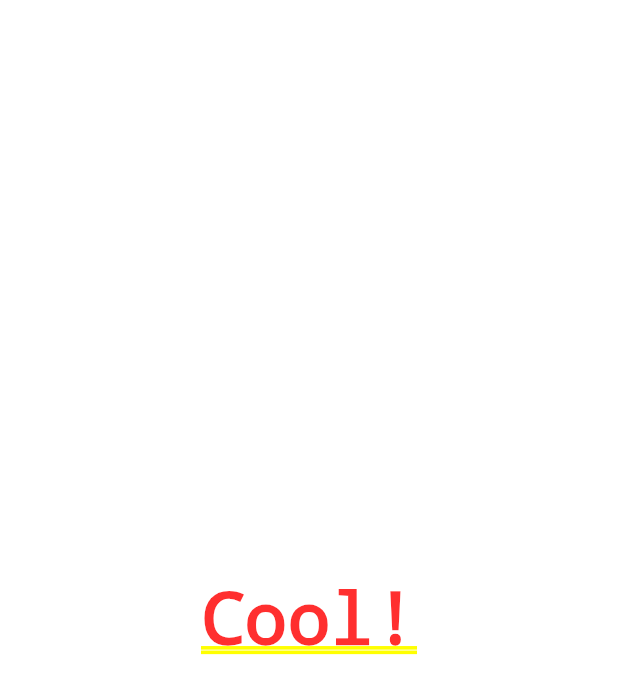
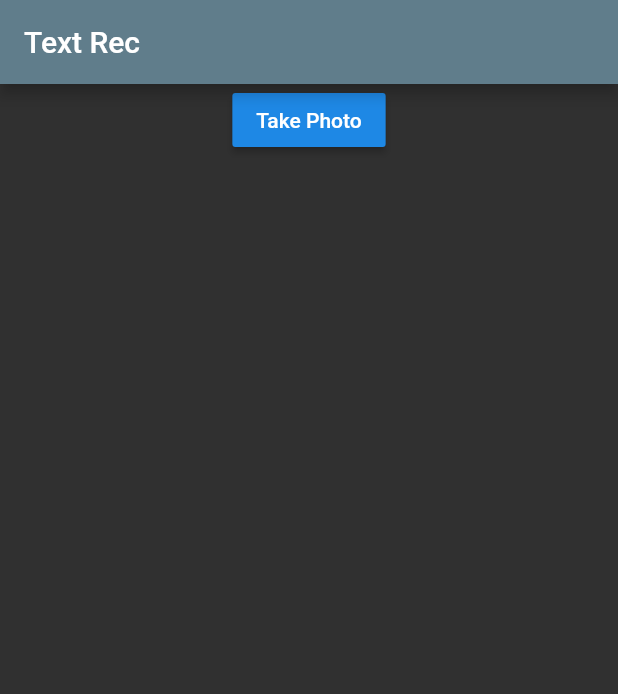
Before and after one commit to acass/Text_Rec_Proj, a Flutter app: the screen it shows after launch, on a phone screen of 412 x 824 dp. Shown: the top 694 px of the screen. Run offline on Flutter 3.47's test engine with Material 2 defaults, Android fonts, the phone set to English and light mode, and no system bars; our stand-ins replace image_picker.

Commit message:
Added image capture capibilities

```diff
--- a/lib/main.dart
+++ b/lib/main.dart
@@ -1,4 +1,7 @@
+// import 'dart:html';
+import 'dart:io';
 import 'package:flutter/material.dart';
+import 'package:image_picker/image_picker.dart';
 
 void main() => runApp(MyApp());
 
@@ -6,6 +9,7 @@ class MyApp extends StatelessWidget {
   @override
   Widget build(BuildContext context) {
     return MaterialApp(
+      debugShowCheckedModeBanner: false,
       title: 'Flutter Demo',
       theme: ThemeData.dark(),
       home: MyHomePage(),
@@ -13,14 +17,51 @@ class MyApp extends StatelessWidget {
   }
 }
 
-class MyHomePage extends StatelessWidget {
-  const MyHomePage({Key key}) : super(key: key);
+class MyHomePage extends StatefulWidget {
+  MyHomePage({Key key}) : super(key: key);
+
+  @override
+  _MyHomePageState createState() => _MyHomePageState();
+}
+
+class _MyHomePageState extends State<MyHomePage> {
+
+  File myPhoto;
+  bool isPhotoTaken = false;
+
+  Future _takePhoto() async {
+    var tempstorage = await ImagePicker.pickImage(source: ImageSource.camera);
+    setState(() {
+      myPhoto = tempstorage;
+      isPhotoTaken = true;
+    });
+  }
 
   @override
   Widget build(BuildContext context) {
-    return Container(
-      child: Center(
-        child: Text('Cool!'),
+    return Scaffold(
+      appBar: AppBar(
+        title: Text('Text Rec'),
+        backgroundColor: Colors.blueGrey,
+      ),
+      body: Column(
+        children: <Widget>[
+          isPhotoTaken ?
+          Center(
+            child: Container(
+              height: 200,
+              width: 200,
+              decoration: BoxDecoration(
+                image: DecorationImage(
+                    image: FileImage(myPhoto), fit: BoxFit.cover),
+              ),
+            ),
+          ) : Container(),
+          RaisedButton(
+            child: Text('Take Photo'),
+            onPressed: _takePhoto,
+          )
+        ],
       ),
     );
   }
```
Also changed, not shown: 4 other files.
